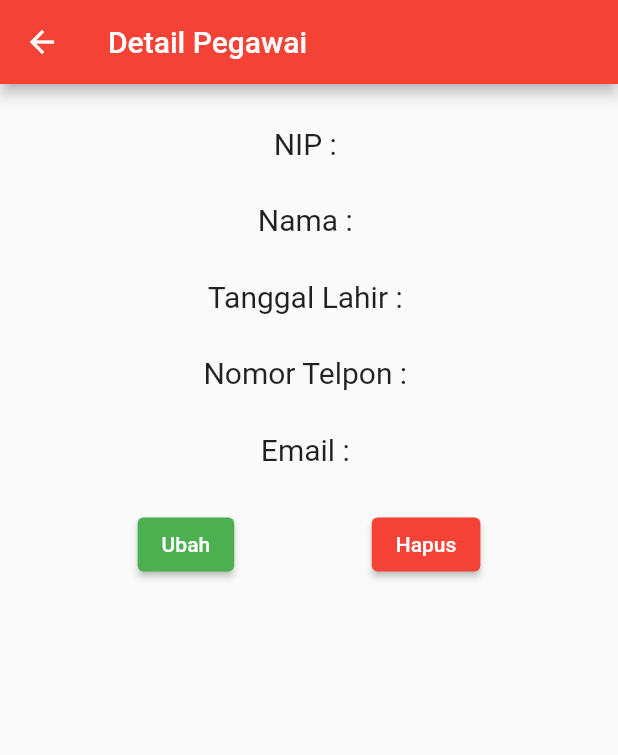
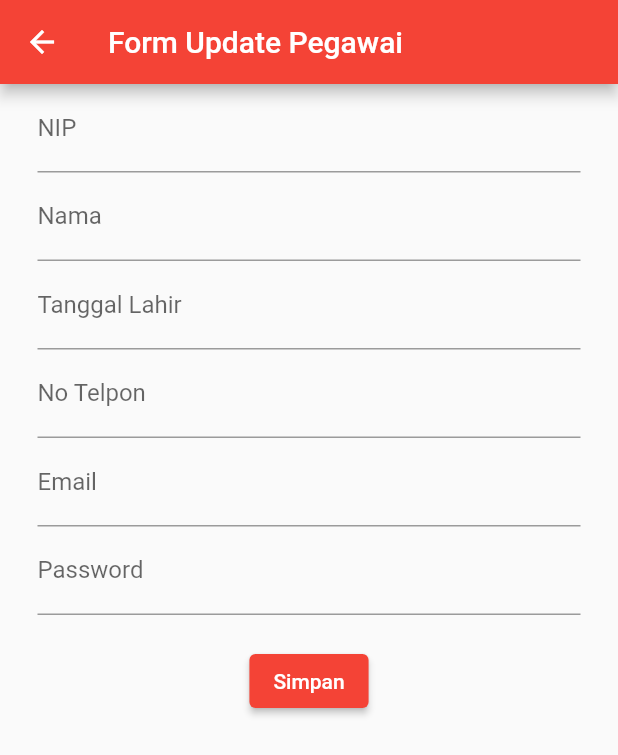
Before and after one commit to 17207168/penjualantiketonline, a Flutter app: the PegawaiDetail screen opened directly with empty values, after a tap on "Ubah", on a phone screen of 412 x 824 dp. Shown: the top 755 px of the screen. Run offline on Flutter 3.47's test engine with Material 2 defaults, Android fonts, the phone set to English and light mode, and no system bars.

Commit message:
Menambahkan fitur ubah data

```diff
--- a/lib/main.dart
+++ b/lib/main.dart
@@ -19,7 +19,7 @@ class MyApp extends StatelessWidget {
       theme: ThemeData(
         primarySwatch: Colors.red,
       ),
-      home: const PasienPageWidget(),
+      home: const PegawaiPage(),
     );
   }
 }
--- a/lib/ui/pegawai/pegawai_detail.dart
+++ b/lib/ui/pegawai/pegawai_detail.dart
@@ -1,4 +1,6 @@
 import 'package:flutter/material.dart';
+import 'package:klinik_app/ui/pegawai/pegawai_page.dart';
+import 'package:klinik_app/ui/pegawai/pegawai_update.dart';
 import '../../model/pegawai.dart';
 
 class PegawaiDetail extends StatefulWidget {
@@ -46,20 +48,30 @@ class _PegawaiDetailState extends State<PegawaiDetail> {
           const SizedBox(height: 28),
           Row(
             mainAxisAlignment: MainAxisAlignment.spaceEvenly,
-            children: [
-              ElevatedButton(
-                  onPressed: () {},
-                  style:
-                      ElevatedButton.styleFrom(backgroundColor: Colors.green),
-                  child: const Text("Ubah")),
-              ElevatedButton(
-                  onPressed: () {},
-                  style: ElevatedButton.styleFrom(backgroundColor: Colors.red),
-                  child: const Text("Hapus"))
-            ],
+            children: [_tombolUbah(), _tombolHapus()],
           )
         ],
       ),
     );
   }
+
+  _tombolUbah() {
+    return ElevatedButton(
+        onPressed: () {
+          Navigator.push(
+              context,
+              MaterialPageRoute(
+                  builder: (context) =>
+                      PegawaiUpdate(pegawai: widget.pegawai)));
+        },
+        style: ElevatedButton.styleFrom(backgroundColor: Colors.green),
+        child: Text("Ubah"));
+  }
+
+  _tombolHapus() {
+    return ElevatedButton(
+        onPressed: () {},
+        style: ElevatedButton.styleFrom(backgroundColor: Colors.red),
+        child: Text("Hapus"));
+  }
 }
--- /dev/null
+++ b/lib/ui/pegawai/pegawai_update.dart
@@ -0,0 +1,125 @@
+import 'package:flutter/material.dart';
+import 'package:klinik_app/model/pegawai.dart';
+import 'package:klinik_app/ui/pegawai/pegawai_detail.dart';
+
+class PegawaiUpdate extends StatefulWidget {
+  final Pegawai pegawai;
+  const PegawaiUpdate({super.key, required this.pegawai});
+
+  @override
+  State<PegawaiUpdate> createState() => _PegawaiUpdateState();
+}
+
+class _PegawaiUpdateState extends State<PegawaiUpdate> {
+  final _keyForm = GlobalKey<FormState>();
+  final _nipTextboxCtr = TextEditingController();
+  final _namaTextboxCtr = TextEditingController();
+  final _tglLahirTextboxCtr = TextEditingController();
+  final _noTelpTextboxCtr = TextEditingController();
+  final _emailTextboxCtr = TextEditingController();
+  final _passwordTextboxCtr = TextEditingController();
+
+  @override
+  void initState() {
+    super.initState();
+    setState(() {
+      _nipTextboxCtr.text = widget.pegawai.nip;
+      _namaTextboxCtr.text = widget.pegawai.nama;
+      _tglLahirTextboxCtr.text = widget.pegawai.tglLahir;
+      _noTelpTextboxCtr.text = widget.pegawai.noTelp;
+      _emailTextboxCtr.text = widget.pegawai.email;
+      _passwordTextboxCtr.text = widget.pegawai.password;
+    });
+  }
+
+  @override
+  Widget build(BuildContext context) {
+    return Scaffold(
+        appBar: AppBar(
+          title: const Text("Form Update Pegawai"),
+        ),
+        body: Container(
+            margin: const EdgeInsets.only(left: 25, right: 25),
+            child: SingleChildScrollView(
+              child: Form(
+                key: _keyForm,
+                child: Column(
+                  children: [
+                    _nipTextfield(),
+                    _namaTextfield(),
+                    _tglLahirTextfield(),
+                    _noTelpTextfield(),
+                    _emailTextfield(),
+                    _passwordTextfield(),
+                    const SizedBox(
+                      height: 20,
+                    ),
+                    _tombolSimpan()
+                  ],
+                ),
+              ),
+            )));
+  }
+
+  _nipTextfield() {
+    return TextField(
+      decoration: InputDecoration(labelText: "NIP"),
+      controller: _nipTextboxCtr,
+    );
+  }
+
+  _namaTextfield() {
+    return TextField(
+      decoration: InputDecoration(labelText: "Nama"),
+      controller: _namaTextboxCtr,
+    );
+  }
+
+  _tglLahirTextfield() {
+    return TextField(
+      decoration: InputDecoration(labelText: "Tanggal Lahir"),
+      controller: _tglLahirTextboxCtr,
+    );
+  }
+
+  _noTelpTextfield() {
+    return TextField(
+      decoration: InputDecoration(labelText: "No Telpon"),
+      controller: _noTelpTextboxCtr,
+    );
+  }
+
+  _emailTextfield() {
+    return TextField(
+      decoration: InputDecoration(labelText: "Email"),
+      controller: _emailTextboxCtr,
+    );
+  }
+
+  _passwordTextfield() {
+    return TextField(
+      decoration: InputDecoration(labelText: "Password"),
+      obscureText: true,
+      controller: _passwordTextboxCtr,
+    );
+  }
+
+  _tombolSimpan() {
+    return ElevatedButton(
+        onPressed: () {
+          Pegawai pegawai = Pegawai(
+              nip: _nipTextboxCtr.text,
+              nama: _namaTextboxCtr.text,
+              tglLahir: _tglLahirTextboxCtr.text,
+              noTelp: _noTelpTextboxCtr.text,
+              email: _emailTextboxCtr.text,
+              password: _passwordTextboxCtr.text);
+
+          Navigator.pushReplacement(
+              context,
+              MaterialPageRoute(
+                  builder: (context) => PegawaiDetail(pegawai: pegawai)));
+        },
+        child: const Text("Simpan"));
+  }
+}
```
Also changed, not shown: lib/ui/pasien/pasien_detail.dart (+22 -11 lines), lib/ui/pasien/pasien_update.dart (added, +109 -0 lines), lib/ui/poli/poli_detail.dart (+22 -11 lines), lib/ui/poli/poli_update.dart (added, +62 -0 lines), 1 other file.
